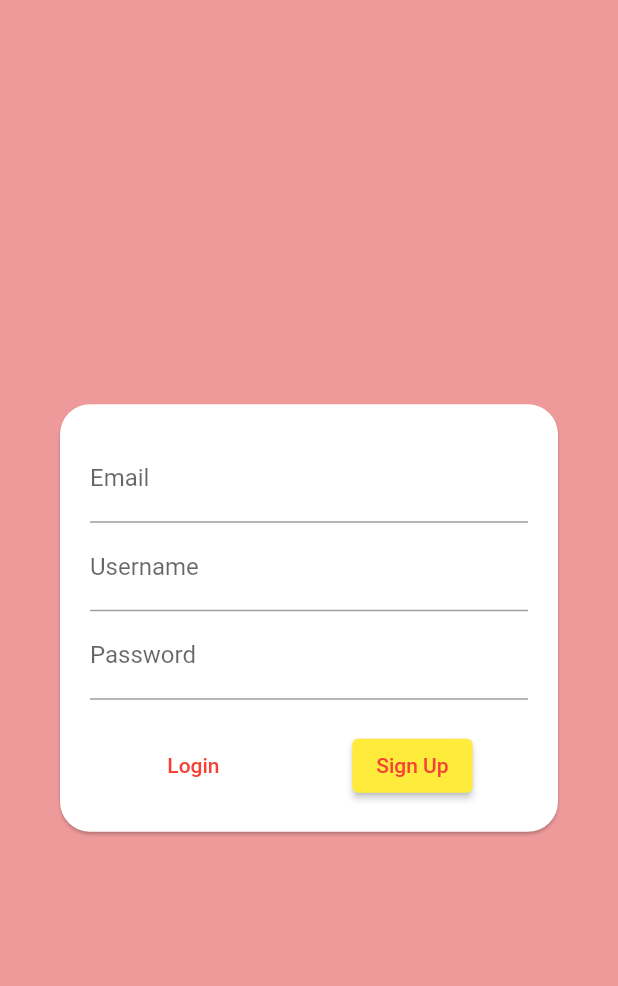
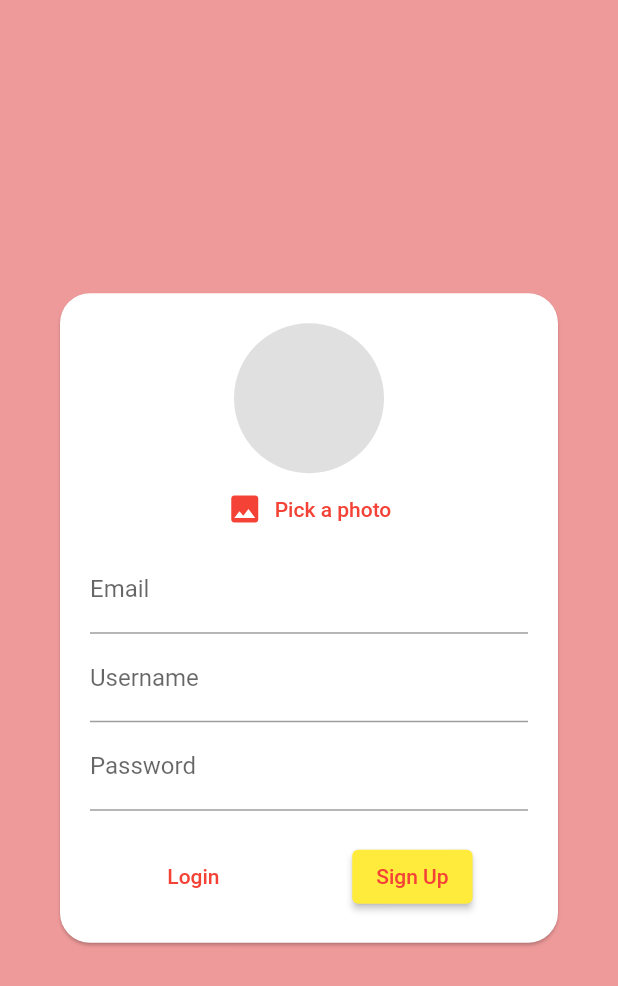
Before and after one commit to cikoedofebrian/firebase-flutter, a Flutter app: the screen it shows after launch, after a tap on "Sign Up", on a phone screen of 412 x 824 dp. Shown: the top 986 px of the screen. Run offline on Flutter 3.47's test engine with Material 2 defaults, Android fonts, the phone set to English and light mode, and no system bars; our stand-ins replace cloud_firestore, firebase_auth, firebase_core, image_picker; accounts and stored records are empty.

Commit message:
imagepicker

```diff
--- a/app/lib/widgets/auth_form.dart
+++ b/app/lib/widgets/auth_form.dart
@@ -1,3 +1,6 @@
+import 'dart:io';
+
+import 'package:app/widgets/image_picker.dart';
 import 'package:flutter/material.dart';
 
 class AuthForm extends StatefulWidget {
@@ -15,16 +18,28 @@ class _AuthFormState extends State<AuthForm> {
   void _onSubmit() {
     final valid = _formKey.currentState!.validate();
     FocusScope.of(context).unfocus();
+    if (_image == null) {
+      ScaffoldMessenger.of(context).showSnackBar(const SnackBar(
+        content: Text('Photo cant be empty'),
+        backgroundColor: Colors.black,
+      ));
+      return;
+    }
     if (valid) {
       _formKey.currentState!.save();
       widget.submitForm(_email, _username, _password, _islogin, context);
     }
   }
 
+  void _imagePick(File image) {
+    _image = image;
+  }
+
   bool _islogin = true;
   String _username = '';
   String _password = '';
   String _email = '';
+  File? _image;
   final _formKey = GlobalKey<FormState>();
 
   @override
@@ -42,6 +57,7 @@ class _AuthFormState extends State<AuthForm> {
               child: Column(
                 mainAxisSize: MainAxisSize.min,
                 children: [
+                  if (!_islogin) ProfilePicker(imagePick: _imagePick),
                   TextFormField(
                     key: const ValueKey('email'),
                     onSaved: (newValue) {
--- /dev/null
+++ b/app/lib/widgets/image_picker.dart
@@ -0,0 +1,43 @@
+import 'package:flutter/material.dart';
+import 'dart:io';
+import 'package:image_picker/image_picker.dart';
+
+class ProfilePicker extends StatefulWidget {
+  const ProfilePicker({super.key, required this.imagePick});
+
+  final void Function(File image) imagePick;
+
+  @override
+  State<ProfilePicker> createState() => _ProfilePickerState();
+}
+
+class _ProfilePickerState extends State<ProfilePicker> {
+  File? _image;
+  void _pickImage() async {
+    final ImagePicker picker = ImagePicker();
+    final XFile? image = await picker.pickImage(source: ImageSource.camera);
+    if (image != null) {
+      setState(() {
+        _image = File(image.path);
+      });
+      widget.imagePick(File(image.path));
+    }
+  }
+
+  @override
+  Widget build(BuildContext context) {
+    return Column(
+      children: [
+        CircleAvatar(
+          radius: 50,
+          backgroundColor: Colors.grey[300],
+          backgroundImage: _image != null ? FileImage(_image!) : null,
+        ),
+        TextButton.icon(
+            onPressed: _pickImage,
+            icon: const Icon(Icons.photo),
+            label: const Text('Pick a photo'))
+      ],
+    );
+  }
+}
--- a/app/pubspec.yaml
+++ b/app/pubspec.yaml
@@ -38,6 +38,8 @@ dependencies:
   cloud_firestore: ^4.3.1
   firebase_core: ^2.4.1
   firebase_auth: ^4.2.5
+  image_picker: ^0.8.6
+  firebase_storage: ^11.0.10
 
 dev_dependencies:
   flutter_test:
```
Also changed, not shown: app/lib/screens/home.dart (+10 -2 lines), app/lib/widgets/chats.dart (+5 -2 lines), app/lib/widgets/message.dart (+28 -6 lines), app/lib/widgets/new_message.dart (+7 -3 lines), app/pubspec.lock.
